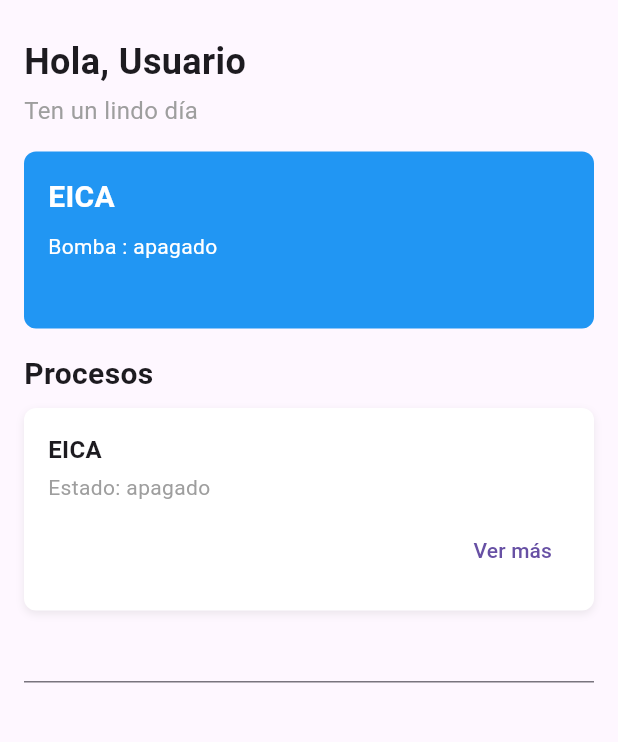
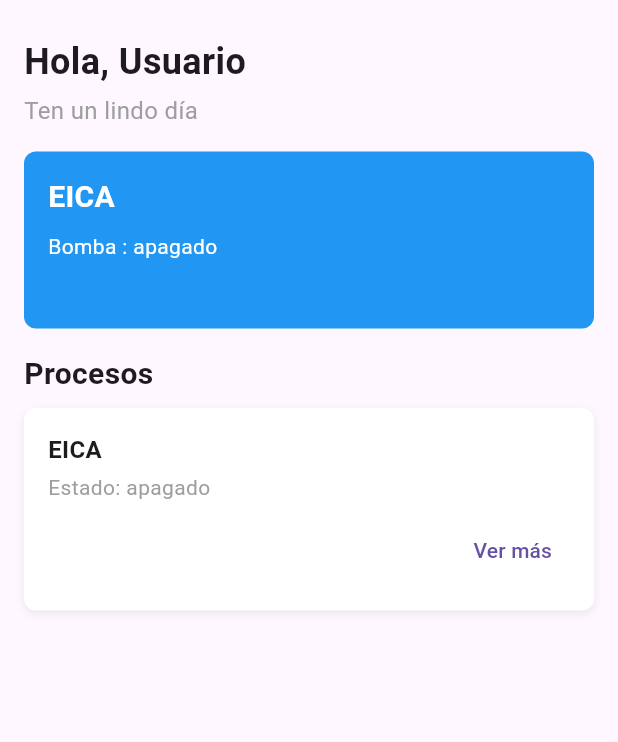
Before and after one commit to Ezuchu/FluyeApp, a Flutter app: the TabPage1 screen opened directly, on a phone screen of 412 x 824 dp, the part 72-814 px from its top. Run offline on Flutter 3.47's test engine with Material 3 defaults, Android fonts, the phone set to English and light mode, and no system bars; network calls fail.

Commit message:
IP estática

```diff
--- a/lib/home_page.dart
+++ b/lib/home_page.dart
@@ -66,7 +66,7 @@ class _TabPage1State extends State<TabPage1>
   }
 
   _getDatosBomba() async {
-    var url = Uri.parse("http://192.168.1.20/fluye/bomba.php?num=1&proceso=1");
+    var url = Uri.parse("http://$ip/fluye/bomba.php?num=1&proceso=1");
     var response = await http.get(url);
     if(response.statusCode == 200)
     {
@@ -207,10 +207,6 @@ class _TabPage1State extends State<TabPage1>
                   ),
                 ],
               ),
-            ),
-            TextField(
-              controller: TextEditingController(),
-              onChanged: (value) => ip = value,
             )
           ],
         ),
--- a/lib/ip.dart
+++ b/lib/ip.dart
@@ -1 +1 @@
-String ip = "localhost";
+String ip = "192.168.1.12";
```
